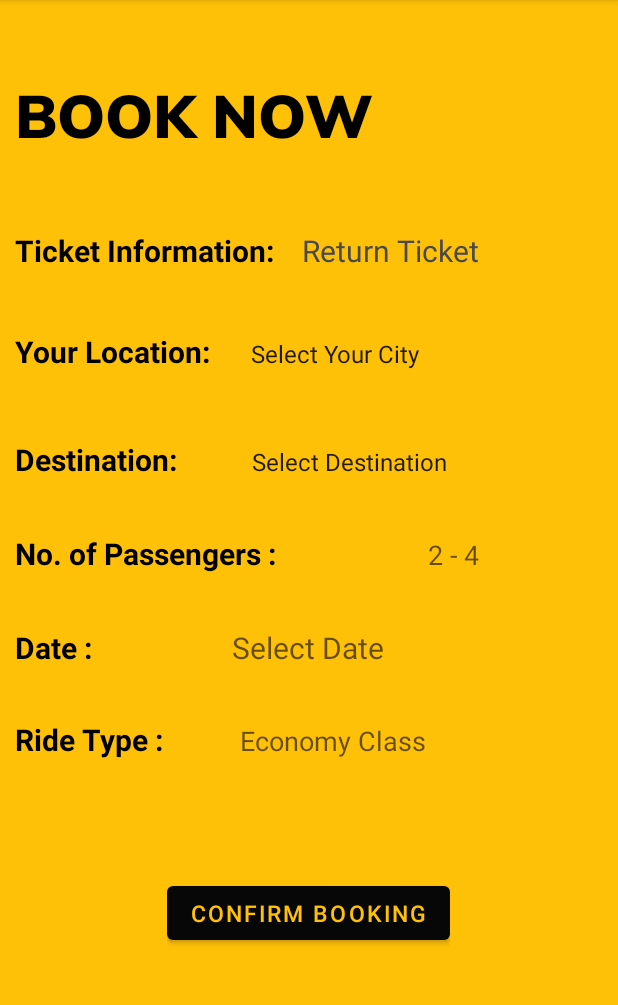
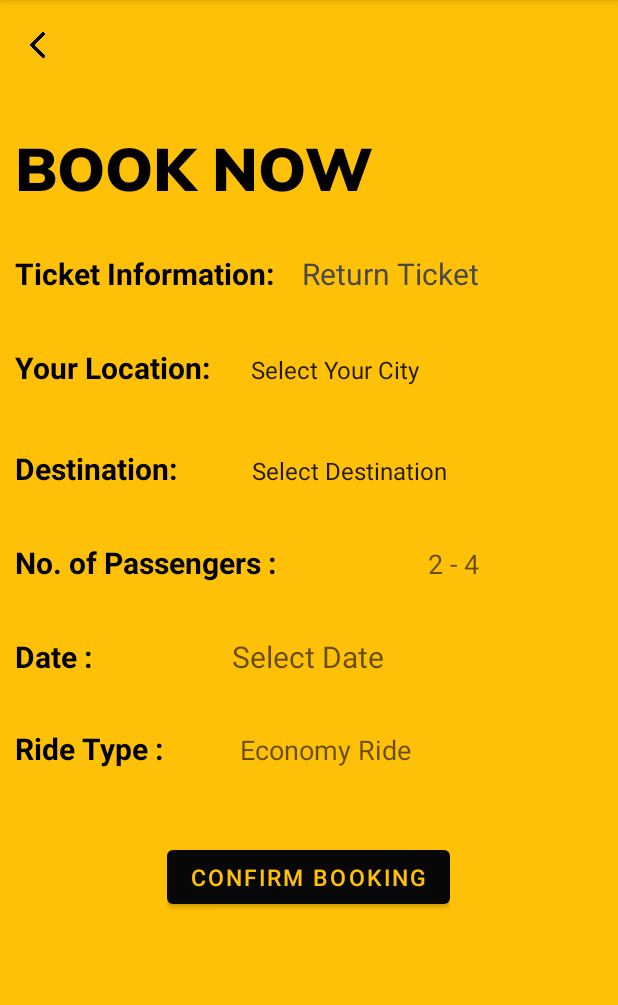
Before and after one commit to Sherryusmani/PLASystem, an Android app: the TwoWayBooking screen opened directly, with no data from a screen before it, on a phone screen of 412 x 824 dp, the part 84-1089 px from its top. Run offline under Robolectric (Android 15) with nearby library versions, the phone set to English and light mode, and no system bars; our stand-ins replace Firebase (no records; nobody signed in at launch, a user with empty details on screens opened directly).

Commit message:
save now

```diff
--- a/app/src/main/java/com/example/plasystem/BookingTicket.java
+++ b/app/src/main/java/com/example/plasystem/BookingTicket.java
@@ -5,6 +5,7 @@ import androidx.appcompat.app.AppCompatActivity;
 import android.content.Intent;
 import android.os.Bundle;
 import android.view.View;
+import android.view.WindowManager;
 import android.widget.Button;
 
 public class BookingTicket extends AppCompatActivity {
@@ -17,6 +18,7 @@ public class BookingTicket extends AppCompatActivity {
     protected void onCreate(Bundle savedInstanceState) {
         super.onCreate(savedInstanceState);
         setContentView(R.layout.activity_booking_ticket);
+        getWindow().setFlags(WindowManager.LayoutParams.FLAG_FULLSCREEN,WindowManager.LayoutParams.FLAG_FULLSCREEN);
         OneWays = findViewById(R.id.OneWay);
         TwoWays = findViewById(R.id.TwoWay);
         Back = findViewById(R.id.BackBtn);
--- a/app/src/main/java/com/example/plasystem/FlightStatus.java
+++ b/app/src/main/java/com/example/plasystem/FlightStatus.java
@@ -9,6 +9,7 @@ import android.annotation.SuppressLint;
 import android.content.Intent;
 import android.os.Bundle;
 import android.view.View;
+import android.view.WindowManager;
 
 import com.google.firebase.database.DataSnapshot;
 import com.google.firebase.database.DatabaseError;
@@ -31,6 +32,7 @@ public class FlightStatus extends AppCompatActivity {
     protected void onCreate(Bundle savedInstanceState) {
         super.onCreate(savedInstanceState);
         setContentView(R.layout.activity_flight_status);
+        getWindow().setFlags(WindowManager.LayoutParams.FLAG_FULLSCREEN,WindowManager.LayoutParams.FLAG_FULLSCREEN);
 
         recyclerView =findViewById(R.id.recyclerview);
         database = FirebaseDatabase.getInstance().getReference("OneWayRecords");
--- a/app/src/main/java/com/example/plasystem/ForTwoWay.java
+++ b/app/src/main/java/com/example/plasystem/ForTwoWay.java
@@ -9,6 +9,7 @@ import android.annotation.SuppressLint;
 import android.content.Intent;
 import android.os.Bundle;
 import android.view.View;
+import android.view.WindowManager;
 
 import com.google.firebase.database.DataSnapshot;
 import com.google.firebase.database.DatabaseError;
@@ -31,6 +32,7 @@ public class ForTwoWay extends AppCompatActivity {
     protected void onCreate(Bundle savedInstanceState) {
         super.onCreate(savedInstanceState);
         setContentView(R.layout.activity_for_two_way);
+        getWindow().setFlags(WindowManager.LayoutParams.FLAG_FULLSCREEN,WindowManager.LayoutParams.FLAG_FULLSCREEN);
 
         recyclerView =findViewById(R.id.recyclerview);
 
--- a/app/src/main/java/com/example/plasystem/TwoWayBooking.java
+++ b/app/src/main/java/com/example/plasystem/TwoWayBooking.java
@@ -9,10 +9,12 @@ import android.os.Bundle;
 import android.text.TextUtils;
 import android.util.Log;
 import android.view.View;
+import android.view.WindowManager;
 import android.widget.AdapterView;
 import android.widget.ArrayAdapter;
 import android.widget.Button;
 import android.widget.EditText;
+import android.widget.ImageView;
 import android.widget.Spinner;
 import android.widget.TextView;
 import android.widget.Toast;
@@ -30,6 +32,7 @@ public class TwoWayBooking extends AppCompatActivity {
     Spinner staticSpinner,dynamicSpinner;
     DatabaseReference bookingDbRefrence;
     Button proceedticket;
+    ImageView Back;
     DatePickerDialog.OnDateSetListener mDateSetListener;
      static final String TAG = "TwoWayBooking";
 
@@ -38,6 +41,7 @@ public class TwoWayBooking extends AppCompatActivity {
     protected void onCreate(Bundle savedInstanceState) {
         super.onCreate(savedInstanceState);
         setContentView(R.layout.activity_two_way_booking);
+        getWindow().setFlags(WindowManager.LayoutParams.FLAG_FULLSCREEN,WindowManager.LayoutParams.FLAG_FULLSCREEN);
         from=findViewById(R.id.cityfrom);
         to=findViewById(R.id.cityto);
         date=findViewById(R.id.Date);
@@ -51,6 +55,16 @@ public class TwoWayBooking extends AppCompatActivity {
         twodate=findViewById(R.id.twowaydate);
         PLA_airline=findViewById(R.id.PLA);
         proceedticket=findViewById(R.id.ticket);
+        Back = findViewById(R.id.backtreturn);
+
+        Back.setOnClickListener(new View.OnClickListener() {
+            @Override
+            public void onClick(View v) {
+                Intent intent = new Intent(getApplicationContext(),BookingTicket.class);
+                startActivity(intent);
+            }
+        });
+
 
         proceedticket.setOnClickListener(v -> {
 
--- a/app/src/main/java/com/example/plasystem/TwowayTickets.java
+++ b/app/src/main/java/com/example/plasystem/TwowayTickets.java
@@ -8,6 +8,7 @@ import androidx.recyclerview.widget.RecyclerView;
 import android.annotation.SuppressLint;
 import android.os.Bundle;
 import android.view.View;
+import android.view.WindowManager;
 import android.widget.Toast;
 
 import com.google.firebase.database.DataSnapshot;
@@ -29,6 +30,7 @@ public class TwowayTickets extends AppCompatActivity {
     protected void onCreate(Bundle savedInstanceState) {
         super.onCreate(savedInstanceState);
         setContentView(R.layout.activity_twoway_tickets);
+        getWindow().setFlags(WindowManager.LayoutParams.FLAG_FULLSCREEN,WindowManager.LayoutParams.FLAG_FULLSCREEN);
         recyclerView =findViewById(R.id.recyclerview);
         database = FirebaseDatabase.getInstance().getReference("TwoWayRecords");
         recyclerView.setHasFixedSize(true);
--- a/app/src/main/java/com/example/plasystem/YourTickets.java
+++ b/app/src/main/java/com/example/plasystem/YourTickets.java
@@ -8,6 +8,7 @@ import androidx.recyclerview.widget.RecyclerView;
 import android.annotation.SuppressLint;
 import android.os.Bundle;
 import android.view.View;
+import android.view.WindowManager;
 import android.widget.Toast;
 
 import com.google.firebase.database.DataSnapshot;
@@ -32,6 +33,7 @@ public class YourTickets extends AppCompatActivity {
     protected void onCreate(Bundle savedInstanceState) {
         super.onCreate(savedInstanceState);
         setContentView(R.layout.activity_your_tickets);
+        getWindow().setFlags(WindowManager.LayoutParams.FLAG_FULLSCREEN,WindowManager.LayoutParams.FLAG_FULLSCREEN);
 
         recyclerView =findViewById(R.id.recyclerview);
         database = FirebaseDatabase.getInstance().getReference("OneWayRecords");
--- a/app/src/main/res/drawable/background_ticket.xml
+++ b/app/src/main/res/drawable/background_ticket.xml
@@ -2,5 +2,5 @@
 <shape xmlns:android="http://schemas.android.com/apk/res/android">
     <solid android:color="@android:color/white"/>
     <corners
-        android:radius="20dp"/>
+        android:radius="0dp"/>
 </shape>
--- a/app/src/main/res/layout/activity_home.xml
+++ b/app/src/main/res/layout/activity_home.xml
@@ -23,7 +23,7 @@
     <ImageView
         android:layout_width="364dp"
         android:layout_height="293dp"
-        android:layout_marginLeft="25dp"
+        android:layout_gravity="center"
         android:background="@drawable/logo1" />
 
     <LinearLayout
--- a/app/src/main/res/layout/activity_login.xml
+++ b/app/src/main/res/layout/activity_login.xml
@@ -45,6 +45,7 @@
                 android:inputType="textEmailAddress"
                 android:maxLines="1"
                 android:paddingLeft="17dp"
+                android:textColor="@color/black"
                 android:paddingTop="15dp"
                 android:paddingRight="17dp"
                 android:paddingBottom="15dp"
@@ -86,6 +87,7 @@
                 android:maxLines="1"
                 android:paddingStart="17dp"
                 android:paddingTop="15dp"
+                android:textColor="@color/black"
                 android:paddingEnd="17dp"
                 android:paddingBottom="15dp"
                 android:textCursorDrawable="@drawable/cursor_color"
--- a/app/src/main/res/layout/activity_two_way_booking.xml
+++ b/app/src/main/res/layout/activity_two_way_booking.xml
@@ -1,21 +1,26 @@
 <?xml version="1.0" encoding="utf-8"?>
-<LinearLayout
-    xmlns:android="http://schemas.android.com/apk/res/android"
-    xmlns:app="http://schemas.android.com/apk/res-auto"
+<LinearLayout xmlns:android="http://schemas.android.com/apk/res/android"
     xmlns:tools="http://schemas.android.com/tools"
     android:layout_width="match_parent"
     android:layout_height="match_parent"
-    tools:context=".TwoWayBooking"
+    android:background="#FFC107"
     android:orientation="vertical"
-    android:background="#FFC107">
+    tools:context=".TwoWayBooking">
+
+    <ImageView
+        android:id="@+id/backtreturn"
+        android:layout_width="50dp"
+        android:layout_height="60dp"
+        android:backgroundTint="#FFC107"
+        android:padding="10dp"
+        android:src="@drawable/back" />
 
     <LinearLayout
         android:layout_width="wrap_content"
         android:layout_height="wrap_content"
-        android:orientation="horizontal"
-        android:layout_marginTop="50dp"
-        android:layout_gravity="left">
-
+        android:layout_gravity="left"
+        android:layout_marginTop="25dp"
+        android:orientation="horizontal">
 
 
         <TextView
@@ -24,21 +29,22 @@
             android:layout_height="wrap_content"
             android:layout_marginLeft="10dp"
             android:layout_marginRight="12dp"
+            android:fontFamily="@font/muli_black"
             android:text="BOOK NOW"
-            android:fontFamily="@font/muli_black"
+            android:textAllCaps="true"
             android:textColor="@color/black"
-            android:textSize="40sp"
-            android:textAllCaps="true"/>
+            android:textSize="40sp" />
 
 
     </LinearLayout>
+
     <LinearLayout
         android:layout_width="wrap_content"
         android:layout_height="wrap_content"
-        android:orientation="horizontal"
-        android:layout_marginTop="50dp"
         android:layout_gravity="left"
-        android:layout_marginLeft="10dp">
+        android:layout_marginLeft="10dp"
+        android:layout_marginTop="30dp"
+        android:orientation="horizontal">
 
         <TextView
             android:id="@+id/twoticket"
@@ -46,28 +52,27 @@
             android:layout_height="41dp"
             android:text="Ticket Information:    "
             android:textColor="@color/black"
-            android:textStyle="bold"
             android:textSize="20sp"
-            />
+            android:textStyle="bold" />
+
         <TextView
             android:id="@+id/twowayticket"
             android:layout_width="wrap_content"
             android:layout_height="41dp"
+            android:background="#00000000"
             android:text="Return Ticket"
             android:textColor="#4A4949"
             android:textSize="20sp"
-            android:visibility="visible"
-            android:background="#00000000"
-            />
+            android:visibility="visible" />
     </LinearLayout>
+
     <LinearLayout
         android:layout_width="wrap_content"
         android:layout_height="wrap_content"
+        android:layout_gravity="left"
+        android:layout_marginTop="5dp"
         android:orientation="horizontal"
-        android:padding="10dp"
-        android:layout_marginTop="10dp"
-        android:layout_gravity="left">
-
+        android:padding="10dp">
 
 
         <TextView
@@ -76,31 +81,29 @@
             android:layout_height="41dp"
             android:text="Your Location:    "
             android:textColor="@color/black"
-            android:textStyle="bold"
             android:textSize="20sp"
-            />
+            android:textStyle="bold" />
 
         <Spinner
 
             android:id="@+id/spin"
             android:layout_width="226dp"
             android:layout_height="42dp"
+            android:background="#00000000"
             android:ems="10"
             android:hint="from City"
-            android:background="#00000000"
-            android:visibility="visible"
-            />
+            android:visibility="visible" />
 
 
     </LinearLayout>
+
     <LinearLayout
         android:layout_width="wrap_content"
         android:layout_height="wrap_content"
+        android:layout_gravity="left"
+        android:layout_marginTop="5dp"
         android:orientation="horizontal"
-        android:layout_marginTop="10dp"
-        android:padding="10dp"
-        android:layout_gravity="left">
-
+        android:padding="10dp">
 
 
         <TextView
@@ -109,30 +112,28 @@
             android:layout_height="41dp"
             android:text="Destination:         "
             android:textColor="@color/black"
-            android:textStyle="bold"
-            android:textSize="20sp"/>
+            android:textSize="20sp"
+            android:textStyle="bold" />
 
         <Spinner
 
             android:id="@+id/spin2"
             android:layout_width="226dp"
             android:layout_height="42dp"
+            android:background="#00000000"
             android:ems="10"
             android:hint="from City"
-            android:background="#00000000"
-            android:visibility="visible"
-            />
+            android:visibility="visible" />
 
 
     </LinearLayout>
+
     <LinearLayout
         android:layout_width="wrap_content"
         android:layout_height="wrap_content"
+        android:layout_gravity="left"
         android:orientation="horizontal"
-
-        android:padding="10dp"
-        android:layout_gravity="center">
-
+        android:padding="10dp">
 
 
         <TextView
@@ -141,8 +142,8 @@
             android:layout_height="41dp"
             android:text="No. of Passengers :    "
             android:textColor="@color/black"
-            android:textStyle="bold"
-            android:textSize="20sp"/>
+            android:textSize="20sp"
+            android:textStyle="bold" />
 
         <EditText
 
@@ -152,18 +153,17 @@
             android:background="#00000000"
             android:ems="10"
             android:hint="2 - 4"
-            android:textAlignment="center"
-             />
+            android:textAlignment="center" />
 
 
     </LinearLayout>
+
     <LinearLayout
         android:layout_width="wrap_content"
         android:layout_height="wrap_content"
+        android:layout_gravity="left"
         android:orientation="horizontal"
-        android:padding="10dp"
-        android:layout_gravity="left">
-
+        android:padding="10dp">
 
 
         <TextView
@@ -172,33 +172,31 @@
             android:layout_height="41dp"
             android:text="Date :                    "
             android:textColor="@color/black"
-            android:textStyle="bold"
-            android:textSize="20sp"/>
+            android:textSize="20sp"
+            android:textStyle="bold" />
 
         <EditText
+            android:id="@+id/twowaydate"
             android:layout_width="226dp"
             android:layout_height="42dp"
-            android:hint="Select Date"
-            android:id="@+id/twowaydate"
+            android:layout_centerHorizontal="true"
+            android:background="#00000000"
             android:clickable="false"
             android:cursorVisible="false"
             android:focusable="false"
             android:focusableInTouchMode="false"
-            android:layout_centerHorizontal="true"
-            android:textSize="20sp"
-            android:background="#00000000"/>
-
+            android:hint="Select Date"
+            android:textSize="20sp" />
 
 
     </LinearLayout>
+
     <LinearLayout
         android:layout_width="wrap_content"
         android:layout_height="wrap_content"
+        android:layout_gravity="left"
         android:orientation="horizontal"
-
-        android:padding="10dp"
-        android:layout_gravity="left">
-
+        android:padding="10dp">
 
 
         <TextView
@@ -207,19 +205,20 @@
             android:layout_height="41dp"
             android:text="Ride Type :           "
             android:textColor="@color/black"
-            android:textStyle="bold"
-            android:textSize="20sp"/>
+            android:textSize="20sp"
+            android:textStyle="bold" />
 
         <EditText
 
             android:id="@+id/PLA"
             android:layout_width="226dp"
             android:layout_height="42dp"
+            android:background="#00000000"
             android:ems="10"
-            android:hint="Economy Class"
-            android:background="#00000000"
-            android:visibility="visible"
-            />
+            android:hint="Economy Ride"
+            android:visibility="visible" />
+
+
 
 
     </LinearLayout>
@@ -228,18 +227,17 @@
     <LinearLayout
         android:layout_width="wrap_content"
         android:layout_height="wrap_content"
-        android:orientation="horizontal"
-        android:layout_marginTop="60dp"
-        android:layout_gravity="center">
+        android:layout_gravity="center"
+        android:layout_marginTop="30dp"
+        android:orientation="horizontal">
 
         <Button
             android:id="@+id/ticket"
             android:layout_width="wrap_content"
             android:layout_height="wrap_content"
             android:text="Confirm Booking"
-            android:textSize="15sp"
             android:textColor="#FFC107"
-            />
+            android:textSize="15sp" />
 
     </LinearLayout>
 
```
Also changed, not shown: app/src/main/java/com/example/plasystem/OneWayBooking.java (+14 -4 lines), app/src/main/java/com/example/plasystem/SignUpWithEmail.java (+9 -12 lines), app/src/main/res/layout/activity_one_way_booking.xml (+10 -11 lines), app/src/main/res/layout/tickets_layout.xml (+7 -11 lines).
